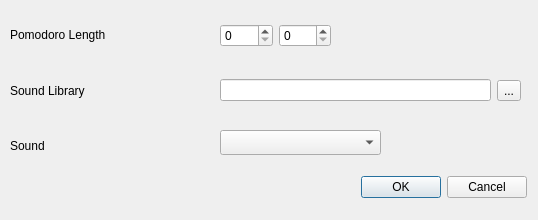
Old version of the form src/qt/preferencesdialog.ui in the repository dgraziotin/Pomotux.
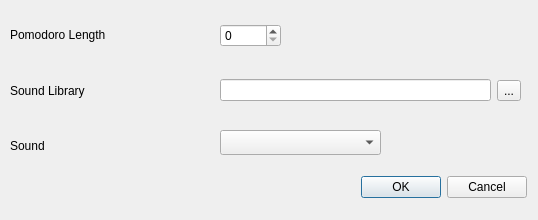
New version of the form.

```diff
--- a/src/qt/preferencesdialog.ui
+++ b/src/qt/preferencesdialog.ui
@@ -60,21 +60,14 @@
    <property name="geometry">
     <rect>
      <x>220</x>
-     <y>20</y>
-     <width>111</width>
-     <height>31</height>
+     <y>10</y>
+     <width>61</width>
+     <height>51</height>
     </rect>
    </property>
    <layout class="QHBoxLayout" name="horizontalLayout">
     <item>
-     <widget class="QSpinBox" name="spinBox_2">
-      <property name="maximum">
-       <number>60</number>
-      </property>
-     </widget>
-    </item>
-    <item>
-     <widget class="QSpinBox" name="spinBox_3">
+     <widget class="QSpinBox" name="minutes">
       <property name="maximum">
        <number>60</number>
       </property>
```
